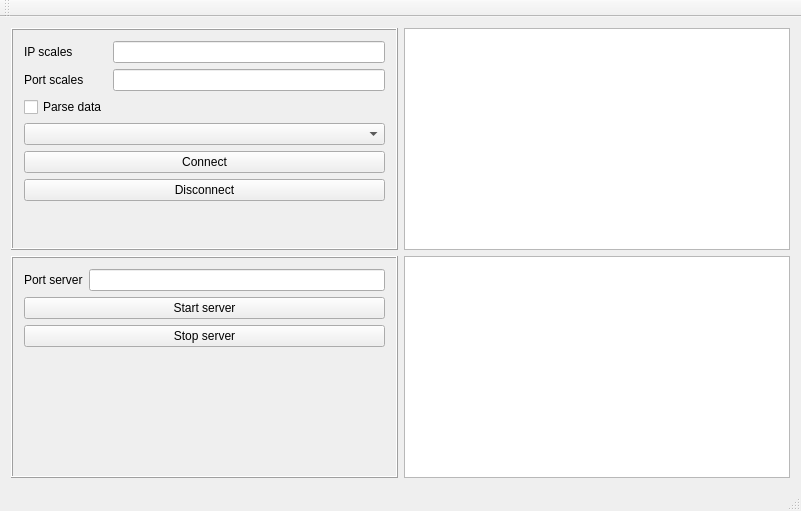
This is ScalesServer/scalesserver.ui in VlMan/ScalesEmulator as Qt 5 draws it before an edit. The edited form follows.
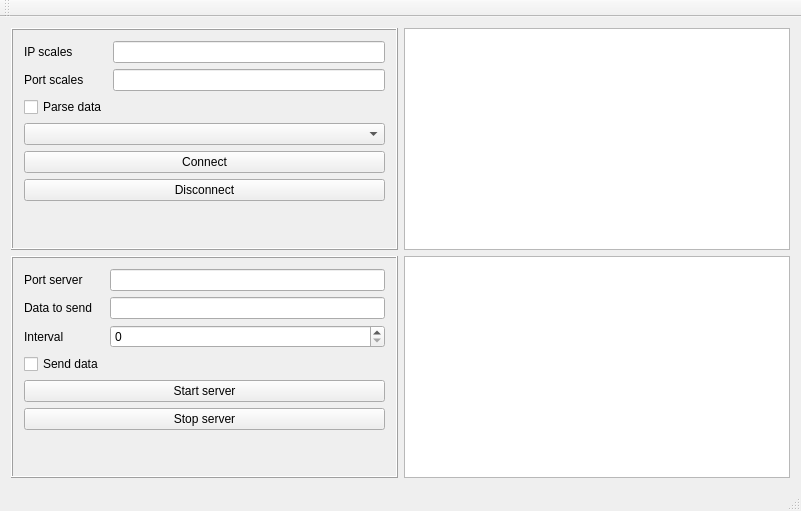
This is the edited form.

Commit message: send data

What changed in the file:
```diff
--- a/ScalesServer/scalesserver.ui
+++ b/ScalesServer/scalesserver.ui
@@ -146,7 +146,7 @@
              </property>
             </widget>
            </item>
-           <item row="1" column="0" colspan="2">
+           <item row="4" column="0" colspan="2">
             <widget class="QPushButton" name="btn_start_server">
              <property name="styleSheet">
               <string notr="true">font: 75 13pt &quot;MS Shell Dlg 2&quot;;</string>
@@ -156,7 +156,7 @@
              </property>
             </widget>
            </item>
-           <item row="2" column="0" colspan="2">
+           <item row="5" column="0" colspan="2">
             <widget class="QPushButton" name="btn_stop_server">
              <property name="styleSheet">
               <string notr="true">font: 75 13pt &quot;MS Shell Dlg 2&quot;;</string>
@@ -166,6 +166,42 @@
              </property>
             </widget>
            </item>
+           <item row="1" column="1">
+            <widget class="QLineEdit" name="le_data_to_send"/>
+           </item>
+           <item row="1" column="0">
+            <widget class="QLabel" name="label_4">
+             <property name="styleSheet">
+              <string notr="true">font: 75 14pt &quot;MS Shell Dlg 2&quot;;</string>
+             </property>
+             <property name="text">
+              <string>Data to send</string>
+             </property>
+            </widget>
+           </item>
+           <item row="2" column="1">
+            <widget class="QSpinBox" name="sp_interval_send"/>
+           </item>
+           <item row="2" column="0">
+            <widget class="QLabel" name="label_5">
+             <property name="styleSheet">
+              <string notr="true">font: 75 14pt &quot;MS Shell Dlg 2&quot;;</string>
+             </property>
+             <property name="text">
+              <string>Interval</string>
+             </property>
+            </widget>
+           </item>
+           <item row="3" column="0">
+            <widget class="QCheckBox" name="chk_send_data">
+             <property name="styleSheet">
+              <string notr="true">font: 75 12pt &quot;MS Shell Dlg 2&quot;;</string>
+             </property>
+             <property name="text">
+              <string>Send data</string>
+             </property>
+            </widget>
+           </item>
           </layout>
          </item>
         </layout>
```
The commit also changes 4 other files.
